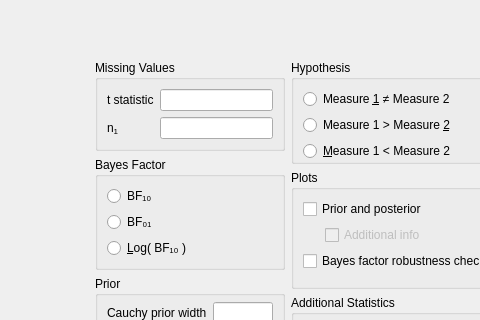
jasp-stats/jasp-desktop, file JASP-Desktop/analysisforms/bffromtpairedsamplesform.ui: the form before one commit; both pictures show x 0 to 480 and y 0 to 320 of the 606 by 868 pixel window.
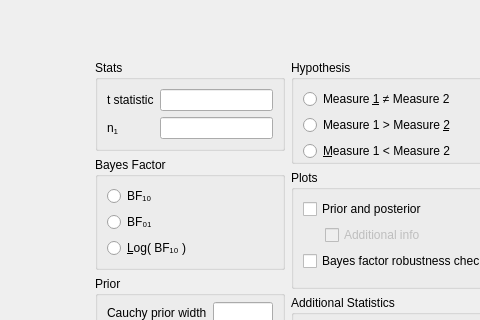
The form after the commit. Custom widgets are drawn as their Qt base class.

```diff
--- a/JASP-Desktop/analysisforms/bffromtpairedsamplesform.ui
+++ b/JASP-Desktop/analysisforms/bffromtpairedsamplesform.ui
@@ -142,7 +142,7 @@
          <item row="4" column="0">
           <widget class="BoundGroupBox" name="missingValues">
            <property name="title">
-            <string>Missing Values</string>
+            <string>Stats</string>
            </property>
            <property name="flat">
             <bool>false</bool>
```
